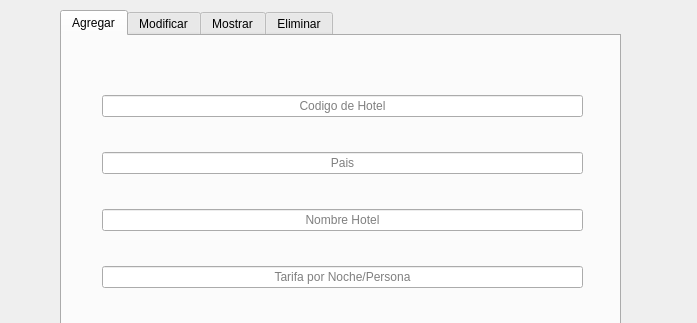
First picture: the form in menuhoteles2.ui, repository mickambar19/AgenciaDViajes, before the edit; both pictures show x 0 to 697 and y 0 to 323 of the 697 by 489 pixel window.
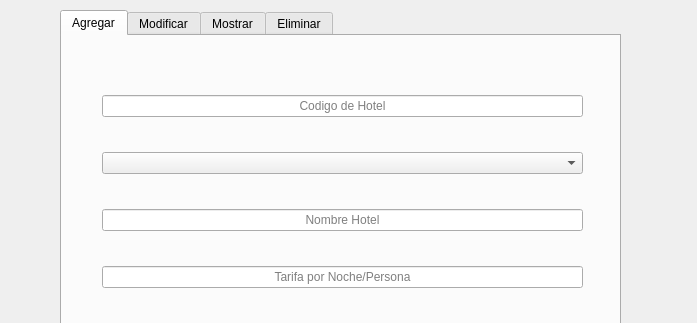
Second picture: the form after the edit. The open tabs and pages were chosen to show the change.

```diff
--- a/menuhoteles2.ui
+++ b/menuhoteles2.ui
@@ -50,14 +50,7 @@
        </widget>
       </item>
       <item>
-       <widget class="QLineEdit" name="inputCodigoPaisHotel">
-        <property name="alignment">
-         <set>Qt::AlignCenter</set>
-        </property>
-        <property name="placeholderText">
-         <string>Pais</string>
-        </property>
-       </widget>
+       <widget class="QComboBox" name="paisComboBox"/>
       </item>
       <item>
        <widget class="QLineEdit" name="inputNombreHotel">
```
Left out of the diff: 6 changed lines with no effect on the pictures.
